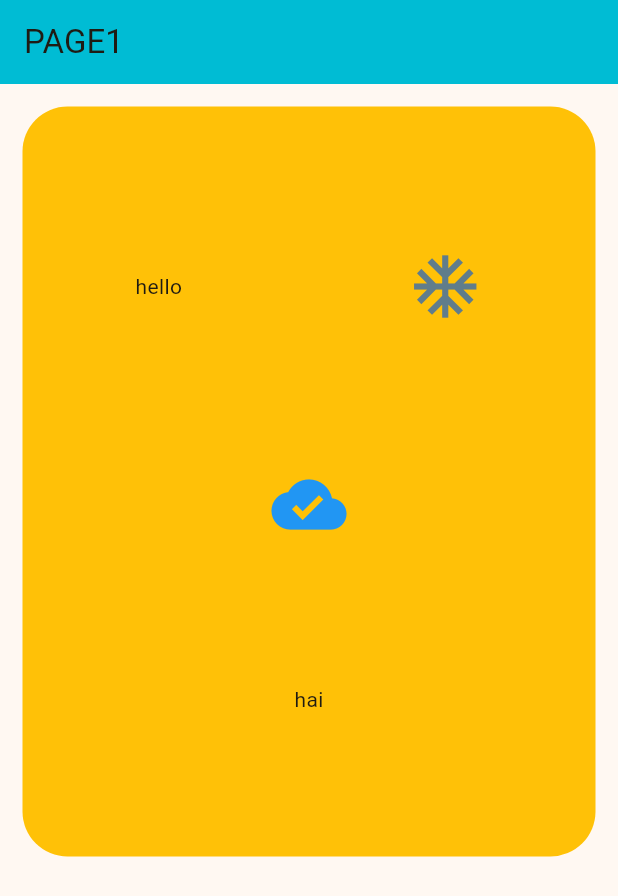
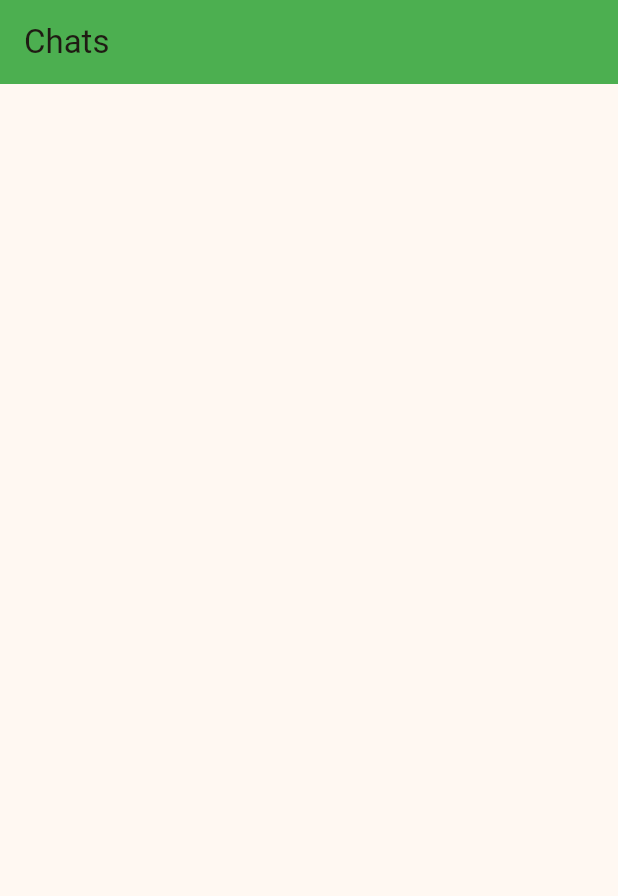
Before and after one commit to Asmabi-cheriyath/flutter_basic, a Flutter app: the screen it shows after launch, on a phone screen of 412 x 824 dp. Shown: the top 896 px of the screen. Run offline on Flutter 3.47's test engine with Material 3 defaults, Android fonts, the phone set to English and light mode, and no system bars.

Commit message:
flutter_basic

```diff
--- a/lib/example.dart
+++ b/lib/example.dart
@@ -1,39 +1,39 @@
-import 'package:flutter/material.dart';
+// import 'package:flutter/material.dart';
 
-class Example extends StatelessWidget {
-  const Example({super.key});
+// class Example extends StatelessWidget {
+//   const Example({super.key});
 
-  @override
-  Widget build(BuildContext context) {
-    return Scaffold(
-        appBar: AppBar(
-          title: const Text("PAGE1"),
-          backgroundColor: Colors.cyan,
-        ),
-        body: Padding(
-          padding: const EdgeInsets.symmetric(horizontal: 15, vertical: 15),
-          child: Container(
-            height: 500,
-            width: 500,
-            decoration: BoxDecoration(
-                color: Colors.amber, borderRadius: BorderRadius.circular(30)),
-            child: const Center(
-              child: Column(
-                mainAxisAlignment: MainAxisAlignment.spaceEvenly,
-                children: [
-                  Row(mainAxisAlignment:MainAxisAlignment.spaceAround,
-                    children: [Text("hello"), Icon(Icons.ac_unit_outlined,size: 50,color: Colors.blueGrey)],
-                  ),
-                  Icon(
-                    Icons.cloud_done,
-                    size: 50,
-                    color: Colors.blue,
-                  ),
-                  Text("hai"),
-                ],
-              ),
-            ),
-          ),
-        ));
-  }
-}
+//   @override
+//   Widget build(BuildContext context) {
+//     return Scaffold(
+//         appBar: AppBar(
+//           title: const Text("PAGE1"),
+//           backgroundColor: Colors.cyan,
+//         ),
+//         body: Padding(
+//           padding: const EdgeInsets.symmetric(horizontal: 15, vertical: 15),
+//           child: Container(
+//             height: 500,
+//             width: 500,
+//             decoration: BoxDecoration(
+//                 color: Colors.amber, borderRadius: BorderRadius.circular(30)),
+//             child: const Center(
+//               child: Column(
+//                 mainAxisAlignment: MainAxisAlignment.spaceEvenly,
+//                 children: [
+//                   Row(mainAxisAlignment:MainAxisAlignment.spaceAround,
+//                     children: [Text("hello"), Icon(Icons.ac_unit_outlined,size: 50,color: Colors.blueGrey)],
+//                   ),
+//                   Icon(
+//                     Icons.cloud_done,
+//                     size: 50,
+//                     color: Colors.blue,
+//                   ),
+//                   Text("hai"),
+//                 ],
+//               ),
+//             ),
+//           ),
+//         ));
+//   }
+// }
--- /dev/null
+++ b/lib/example3.dart
@@ -0,0 +1,12 @@
+import 'package:flutter/material.dart';
+
+class Example3 extends StatelessWidget {
+  const Example3({super.key});
+
+  @override
+  Widget build(BuildContext context) {
+    return  Scaffold(
+      appBar:AppBar(title: Text("Chats"),backgroundColor: Colors.green,)
+      );
+  }
+}
--- a/lib/main.dart
+++ b/lib/main.dart
@@ -1,5 +1,7 @@
 import 'package:flutter/material.dart';
 import 'package:project_flutter/example.dart';
+import 'package:project_flutter/example2.dart';
+import 'package:project_flutter/example3.dart';
 
 void main() {
   runApp(const MyApp());
@@ -33,7 +35,7 @@ class MyApp extends StatelessWidget {
         colorScheme: ColorScheme.fromSeed(seedColor: Colors.amber),
         useMaterial3: true,
       ),
-      home: Example(),
+      home: Example3(),
     );
   }
 }
```
Also changed, not shown: lib/example2.dart (added, +19 -0 lines).
